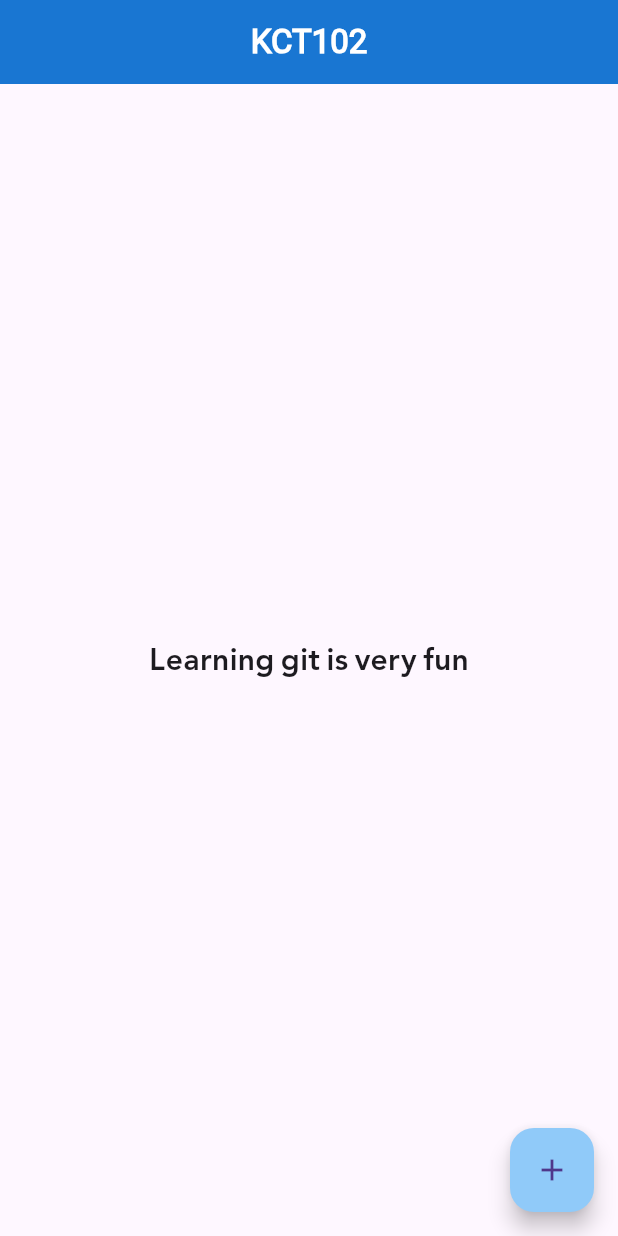
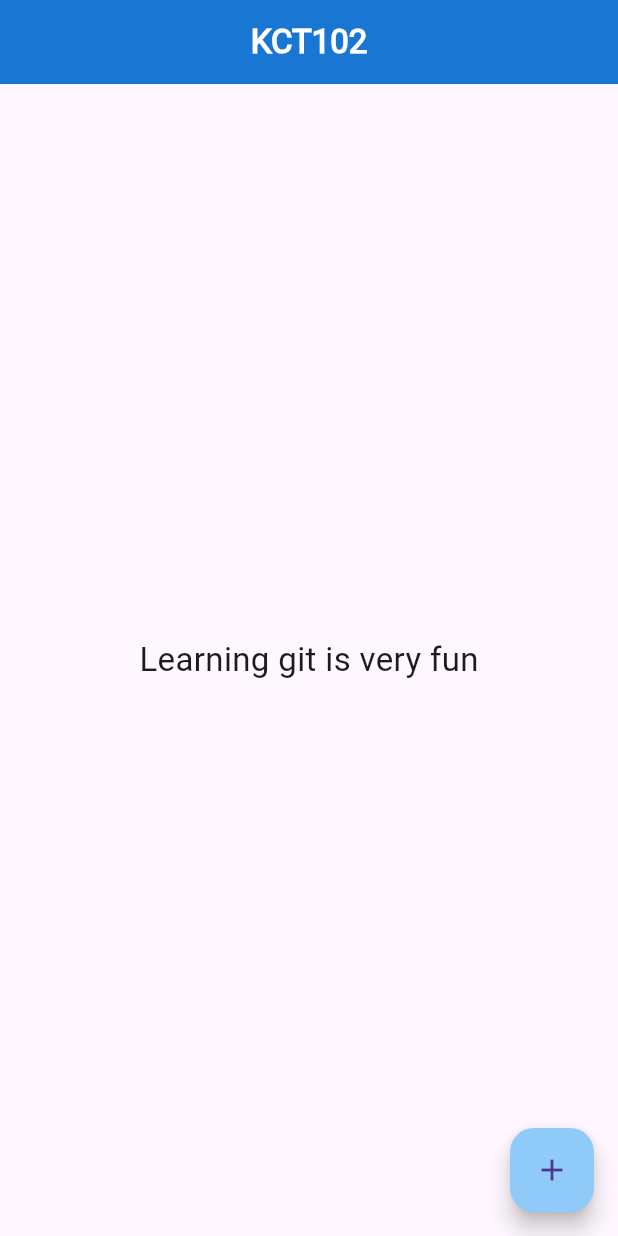
Before and after one commit to imfryad/flutter_course, a Flutter app: the screen it shows after launch, on a phone screen of 412 x 824 dp. Run offline on Flutter 3.47's test engine with Material 3 defaults, Android fonts, the phone set to English and light mode, and no system bars.

Commit message:
testing vs code extention

```diff
--- a/lib/main.dart
+++ b/lib/main.dart
@@ -29,7 +29,7 @@ class Home extends StatelessWidget {
             'Learning git is very fun',
             style: TextStyle(
               fontSize: 22.0,
-              fontFamily: "kurdish",
+              fontFamily: "english",
             ),
           ),
         ),
```
